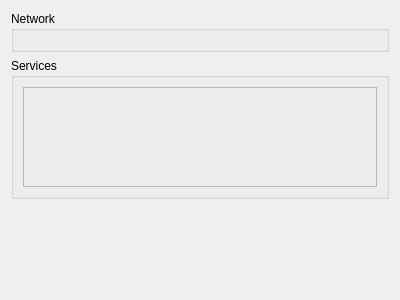
Above: src/blackgui/components/settingsnetworkcomponent.ui from swift-project/pilotclient before the change. Below: the same form after it.
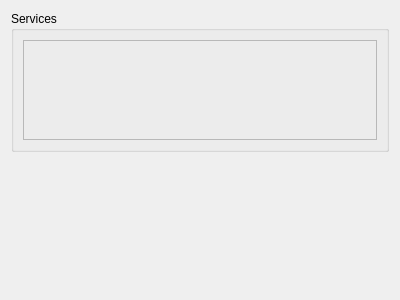
That is the form after the change. Custom widgets are drawn as their Qt base class.

Commit message: refactor: Remove unused NetworkSetupForm

Diff of the .ui file:
```diff
--- a/src/blackgui/components/settingsnetworkcomponent.ui
+++ b/src/blackgui/components/settingsnetworkcomponent.ui
@@ -14,18 +14,6 @@
    <string>Frame</string>
   </property>
   <layout class="QVBoxLayout" name="vl_SettingsNetworkComponent">
-   <item>
-    <widget class="QGroupBox" name="gb_Network">
-     <property name="title">
-      <string>Network</string>
-     </property>
-     <layout class="QVBoxLayout" name="vl_Network">
-      <item>
-       <widget class="BlackGui::Editors::CNetworkSetupForm" name="ediitor_NetworkSetup"/>
-      </item>
-     </layout>
-    </widget>
-   </item>
    <item>
     <widget class="QGroupBox" name="gb_Services">
      <property name="title">
@@ -73,12 +61,6 @@
    <header>blackgui/components/settingsvatsimreaderscomponent.h</header>
    <container>1</container>
   </customwidget>
-  <customwidget>
-   <class>BlackGui::Editors::CNetworkSetupForm</class>
-   <extends>QFrame</extends>
-   <header>blackgui/editors/networksetupform.h</header>
-   <container>1</container>
-  </customwidget>
  </customwidgets>
  <resources/>
  <connections/>
```
The commit also changes 4 other files.
